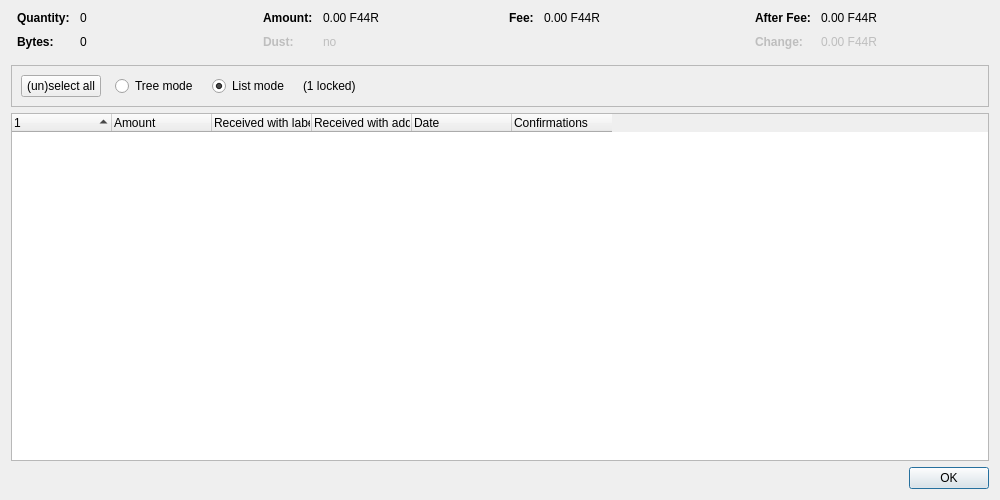
F44RedCoin/F44RedCoin, file src/qt/forms/coincontroldialog.ui: the form before one commit.
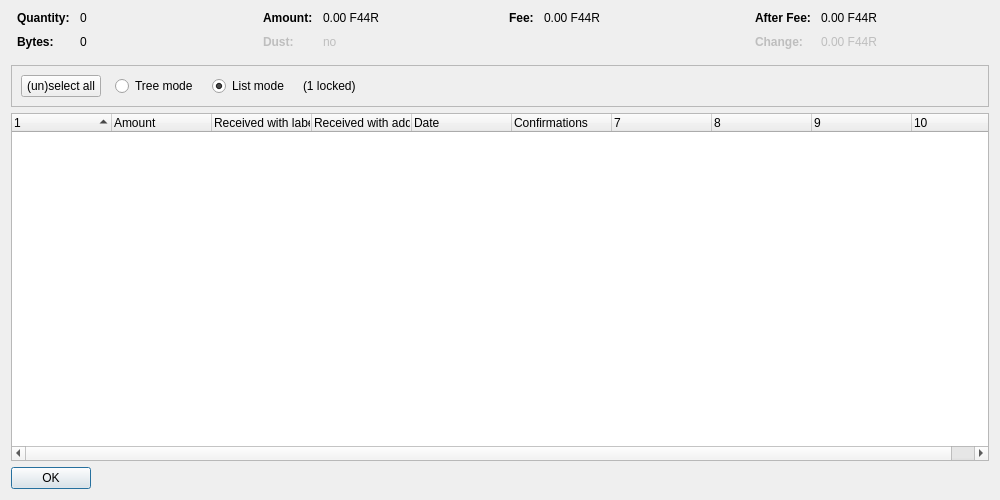
The form after the commit. Custom widgets are drawn as their Qt base class.

What changed in the file:
```diff
--- a/src/qt/forms/coincontroldialog.ui
+++ b/src/qt/forms/coincontroldialog.ui
@@ -402,7 +402,7 @@
       <bool>false</bool>
      </property>
      <property name="columnCount">
-      <number>6</number>
+      <number>10</number>
      </property>
      <attribute name="headerShowSortIndicator" stdset="0">
       <bool>true</bool>
@@ -467,6 +467,12 @@
    </item>
    <item>
     <widget class="QDialogButtonBox" name="buttonBox">
+     <property name="sizePolicy">
+      <sizepolicy hsizetype="Maximum" vsizetype="Fixed">
+       <horstretch>0</horstretch>
+       <verstretch>0</verstretch>
+      </sizepolicy>
+     </property>
      <property name="orientation">
       <enum>Qt::Horizontal</enum>
      </property>
```
